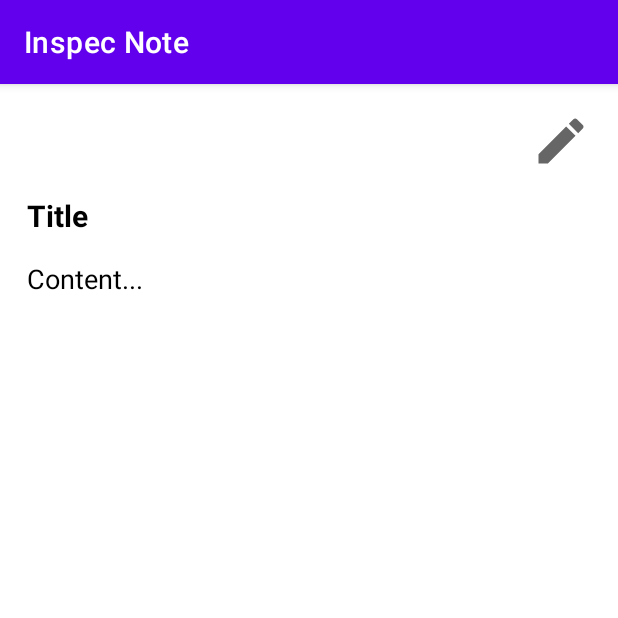
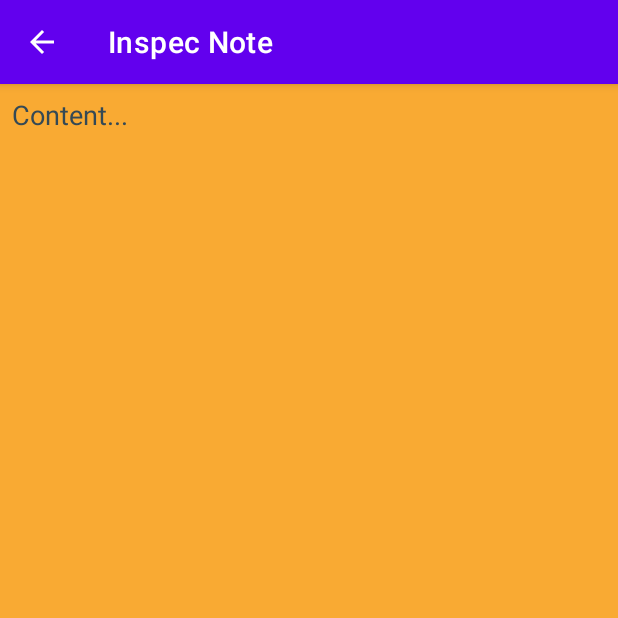
Before and after one commit to Lyxiie/InspecNote, an Android app: the ViewNoteActivity screen opened directly, with no data from a screen before it, on a phone screen of 412 x 824 dp, the top half of it. Run offline under Robolectric (Android 15) with nearby library versions, the phone set to English and light mode, and no system bars; our stand-ins replace Room's generated code; 1 statement that could not run was skipped.

Commit message:
Add back button

```diff
--- a/app/src/main/AndroidManifest.xml
+++ b/app/src/main/AndroidManifest.xml
@@ -19,7 +19,7 @@
         <activity
             android:name=".intro.IntroActivity"
             android:configChanges="orientation"
-            android:screenOrientation="fullSensor" />
+            android:screenOrientation="portrait" />
         <activity
             android:name=".MainActivity"
             android:configChanges="orientation"
--- a/app/src/main/java/com/ridhamad/inspecnote/MainActivity.java
+++ b/app/src/main/java/com/ridhamad/inspecnote/MainActivity.java
@@ -12,6 +12,7 @@ import androidx.recyclerview.widget.StaggeredGridLayoutManager;
 import android.annotation.SuppressLint;
 import android.app.Activity;
 import android.content.Intent;
+import android.graphics.drawable.ColorDrawable;
 import android.os.Bundle;
 import android.view.MenuItem;
 import android.view.View;
@@ -84,6 +85,7 @@ public class MainActivity extends AppCompatActivity implements PopupMenu.OnMenuI
         EditText searchEditText = searchView.findViewById(androidx.appcompat.R.id.search_src_text);
         searchEditText.setTextColor(getResources().getColor(R.color.oren_gedang));
         searchEditText.setHintTextColor(getResources().getColor(R.color.oren_gedang));
+
     }
 
     private void filter(String newText) {
@@ -186,4 +188,5 @@ public class MainActivity extends AppCompatActivity implements PopupMenu.OnMenuI
                 return false;
         }
     }
+
 }
--- a/app/src/main/java/com/ridhamad/inspecnote/ViewNoteActivity.java
+++ b/app/src/main/java/com/ridhamad/inspecnote/ViewNoteActivity.java
@@ -1,13 +1,18 @@
 package com.ridhamad.inspecnote;
 
+import androidx.annotation.Nullable;
 import androidx.appcompat.app.AppCompatActivity;
 
+import android.app.ActionBar;
 import android.app.Activity;
 import android.content.Intent;
+import android.graphics.drawable.ColorDrawable;
 import android.os.Bundle;
+import android.view.MenuItem;
 import android.view.View;
 import android.widget.EditText;
 import android.widget.ImageView;
+import android.widget.PopupMenu;
 import android.widget.TextView;
 import android.widget.Toast;
 
@@ -15,27 +20,31 @@ import com.ridhamad.inspecnote.Models.Notes;
 
 import java.text.SimpleDateFormat;
 import java.util.Date;
+import java.util.Objects;
 
-public class ViewNoteActivity extends AppCompatActivity {
+public class ViewNoteActivity extends AppCompatActivity{
 
     TextView textView_title, textView_notes;
-    ImageView imageView_edit;
+//    ImageView imageView_edit;
     Notes notes;
     boolean isOldNotes = false;
+
 
     @Override
     protected void onCreate(Bundle savedInstanceState) {
         super.onCreate(savedInstanceState);
         setContentView(R.layout.activity_view_note);
 
-        imageView_edit = findViewById(R.id.imageView_edit);
-        textView_title = findViewById(R.id.textView_title);
+//        getSupportActionBar().hide();
+//        imageView_edit = findViewById(R.id.imageView_edit);
+
+//        textView_title = findViewById(R.id.textView_title);
         textView_notes = findViewById(R.id.textView_notes);
 
         notes = new Notes();
         try {
             notes = (Notes) getIntent().getSerializableExtra("old_note");
-            textView_title.setText(notes.getTitle());
+//            textView_title.setText(notes.getTitle());
             textView_notes.setText(notes.getNotes());
             isOldNotes = true;
         } catch (Exception e) {
@@ -43,13 +52,28 @@ public class ViewNoteActivity extends AppCompatActivity {
         }
         notes = (Notes) getIntent().getSerializableExtra("old_note");
 
-        imageView_edit.setOnClickListener(new View.OnClickListener() {
-            @Override
-            public void onClick(View view) {
-                Intent intent = new Intent(ViewNoteActivity.this, NotesTakerActivity.class);
-                intent.putExtra("old_note", notes);
-                startActivityForResult(intent, 102);
-            }
-        });
+        getSupportActionBar().setDisplayHomeAsUpEnabled(true);
+        getSupportActionBar().setTitle(notes.getTitle());
+
+
+//        imageView_edit.setOnClickListener(new View.OnClickListener() {
+//            @Override
+//            public void onClick(View view) {
+//                Intent intent = new Intent(ViewNoteActivity.this, NotesTakerActivity.class);
+//                intent.putExtra("old_note", notes);
+//                startActivityForResult(intent, 102);
+//            }
+//        });
+
+    }
+
+    public boolean onOptionsItemSelected(MenuItem item) {
+        switch (item.getItemId()) {
+            case android.R.id.home:
+                finish();
+                return true;
+            default:
+                return super.onOptionsItemSelected(item);
+        }
     }
 }
--- a/app/src/main/res/drawable/bg_button_black.xml
+++ b/app/src/main/res/drawable/bg_button_black.xml
@@ -3,7 +3,7 @@
     <item android:state_enabled="true">
         <shape android:shape="rectangle">
             <corners android:radius="@dimen/dimen18" />
-            <solid android:color="@color/black"/>
+            <solid android:color="@color/hitam_manis"/>
         </shape>
     </item>
 </selector>
--- a/app/src/main/res/drawable/indicator_selected.xml
+++ b/app/src/main/res/drawable/indicator_selected.xml
@@ -8,7 +8,7 @@
             android:thickness="2dp"
             android:useLevel="false">
 
-            <solid android:color="@color/gradient_start_color" />
+            <solid android:color="@color/oren_gedang" />
 
 
 
--- a/app/src/main/res/drawable/indicator_selector.xml
+++ b/app/src/main/res/drawable/indicator_selector.xml
@@ -3,7 +3,7 @@
 
 
     <item android:drawable="@drawable/indicator_selected"
-            android:state_selected="true" />
+            android:state_selected="true"/>
 
     <item android:drawable="@drawable/indicator_default" />
 
--- a/app/src/main/res/layout/activity_main.xml
+++ b/app/src/main/res/layout/activity_main.xml
@@ -33,7 +33,7 @@
         android:gravity="center"
         android:text="No notes found"
         android:textColor="@color/oren_gedang"
-        android:textSize="18sp"/>
+        android:textSize="18sp" />
 
     <androidx.recyclerview.widget.RecyclerView
         android:id="@+id/recycler_home"
--- a/app/src/main/res/layout/activity_view_note.xml
+++ b/app/src/main/res/layout/activity_view_note.xml
@@ -1,4 +1,6 @@
 <?xml version="1.0" encoding="utf-8"?>
+
+
 <LinearLayout xmlns:android="http://schemas.android.com/apk/res/android"
     xmlns:app="http://schemas.android.com/apk/res-auto"
     xmlns:tools="http://schemas.android.com/tools"
@@ -6,42 +8,44 @@
     android:layout_height="match_parent"
     android:orientation="vertical"
     android:background="@color/white"
-    android:layout_margin="10dp"
+
+    android:backgroundTint="@color/oren_gedang"
     tools:context=".ViewNoteActivity">
-    <androidx.appcompat.widget.Toolbar
-        android:id="@+id/toolbar_notesView"
-        android:layout_width="match_parent"
-        android:layout_height="?attr/actionBarSize">
-        <RelativeLayout
-            android:layout_width="match_parent"
-            android:layout_height="wrap_content">
-            <ImageView
-                android:id="@+id/imageView_edit"
-                android:layout_alignParentEnd="true"
-                android:src="@drawable/ic_edit"
-                android:padding="8dp"
-                android:background="@android:color/transparent"
-                android:layout_width="?attr/actionBarSize"
-                android:layout_height="?attr/actionBarSize"/>
-        </RelativeLayout>
-    </androidx.appcompat.widget.Toolbar>
-    <TextView
-        android:id="@+id/textView_title"
-        android:hint="Title "
-        android:textColorHint="@color/black"
-        android:padding="8dp"
-        android:textStyle="bold"
-        android:textSize="20sp"
-        android:textColor="@color/black"
-        android:singleLine="true"
-        android:layout_width="match_parent"
-        android:layout_height="wrap_content"/>
+<!--    <androidx.appcompat.widget.Toolbar-->
+<!--        android:id="@+id/toolbar_notesView"-->
+<!--        android:layout_width="match_parent"-->
+<!--        android:layout_height="?attr/actionBarSize">-->
+<!--        <RelativeLayout-->
+<!--            android:layout_width="match_parent"-->
+<!--            android:layout_height="wrap_content">-->
+<!--            <ImageView-->
+<!--                android:id="@+id/imageView_edit"-->
+<!--                android:layout_alignParentEnd="true"-->
+<!--                android:src="@drawable/ic_edit"-->
+<!--                android:padding="8dp"-->
+<!--                android:background="@android:color/transparent"-->
+<!--                android:layout_width="?attr/actionBarSize"-->
+<!--                android:layout_height="?attr/actionBarSize"/>-->
+<!--        </RelativeLayout>-->
+<!--    </androidx.appcompat.widget.Toolbar>-->
+
+<!--    <TextView-->
+<!--        android:id="@+id/textView_title"-->
+<!--        android:hint="Title "-->
+<!--        android:textColorHint="@color/hitam_manis"-->
+<!--        android:padding="8dp"-->
+<!--        android:textStyle="bold"-->
+<!--        android:textSize="20sp"-->
+<!--        android:textColor="@color/hitam_manis"-->
+<!--        android:singleLine="true"-->
+<!--        android:layout_width="match_parent"-->
+<!--        android:layout_height="wrap_content"/>-->
     <TextView
         android:id="@+id/textView_notes"
         android:hint="Content..."
-        android:textColorHint="@color/black"
+        android:textColorHint="@color/hitam_manis"
         android:padding="8dp"
-        android:textColor="@color/black"
+        android:textColor="@color/hitam_manis"
         android:textSize="18sp"
         android:textStyle="normal"
         android:layout_width="match_parent"
--- a/app/src/main/res/layout/layout_screen.xml
+++ b/app/src/main/res/layout/layout_screen.xml
@@ -10,7 +10,7 @@
     xmlns:tools="http://schemas.android.com/tools"
     android:layout_width="match_parent"
     android:layout_height="match_parent"
-    android:background="#ffffff">
+    android:background="@color/tab_indicator_gray">
 
     <androidx.constraintlayout.widget.Guideline
         android:id="@+id/guideline"
--- a/app/src/main/res/values/btn_style.xml
+++ b/app/src/main/res/values/btn_style.xml
@@ -13,7 +13,7 @@
     <style name="btn_viewpage">
         <item name="fontFamily">@font/comfortaa_regular</item>
         <item name="android:background">@drawable/bg_button_black</item>
-        <item name="android:textColor">@color/white</item>
+        <item name="android:textColor">@color/oren_gedang</item>
         <item name="android:textSize">@dimen/dimen14</item>
         <item name="android:textAllCaps">true</item>
     </style>
--- a/app/src/main/res/values/colors.xml
+++ b/app/src/main/res/values/colors.xml
@@ -20,7 +20,7 @@
     <color name="colorAccent">#ffffff</color>
     <color name="gradient_start_color">#4c84ff</color>
     <color name="gradient_end_color">#18a3fe</color>
-    <color name="tab_indicator_gray">#c0c0c0</color>
+    <color name="tab_indicator_gray">#C0C0C0</color>
     <color name="intro_title_color">#000000</color>
     <color name="intro_description_color">#656565</color>
     <color name="oren_gedang">#F9AA33</color>
```
Also changed, not shown: app/src/main/res/layout/activity_intro.xml (+6 -3 lines), app/src/main/res/layout/activity_notes_taker.xml (+11 -7 lines).
